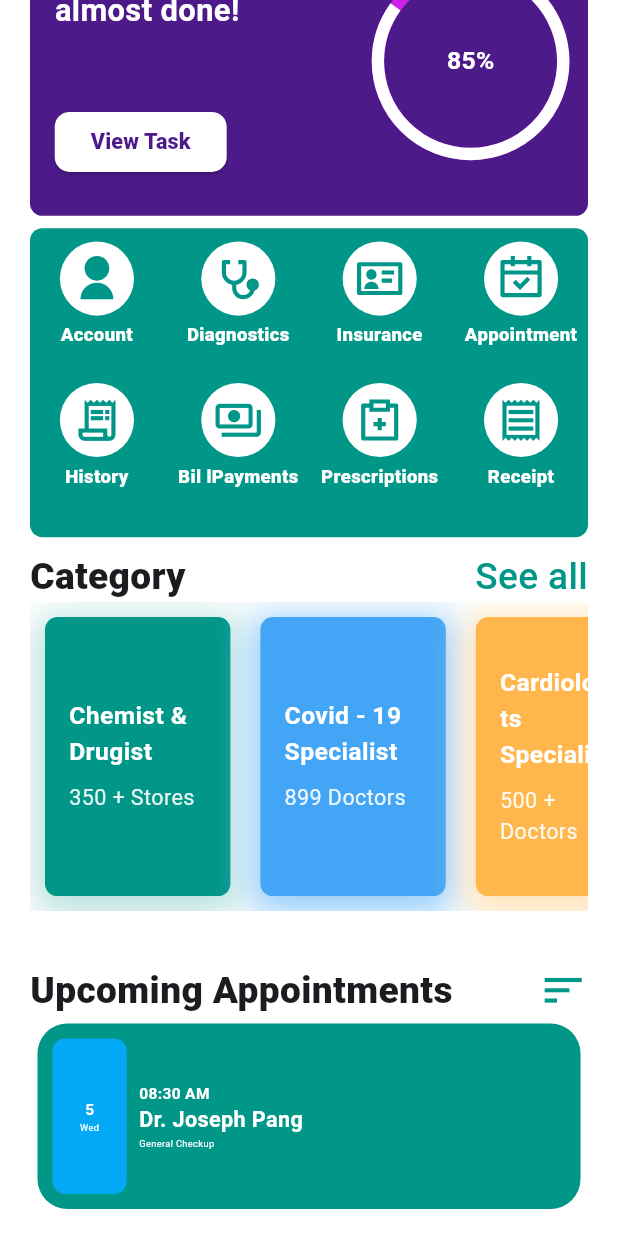
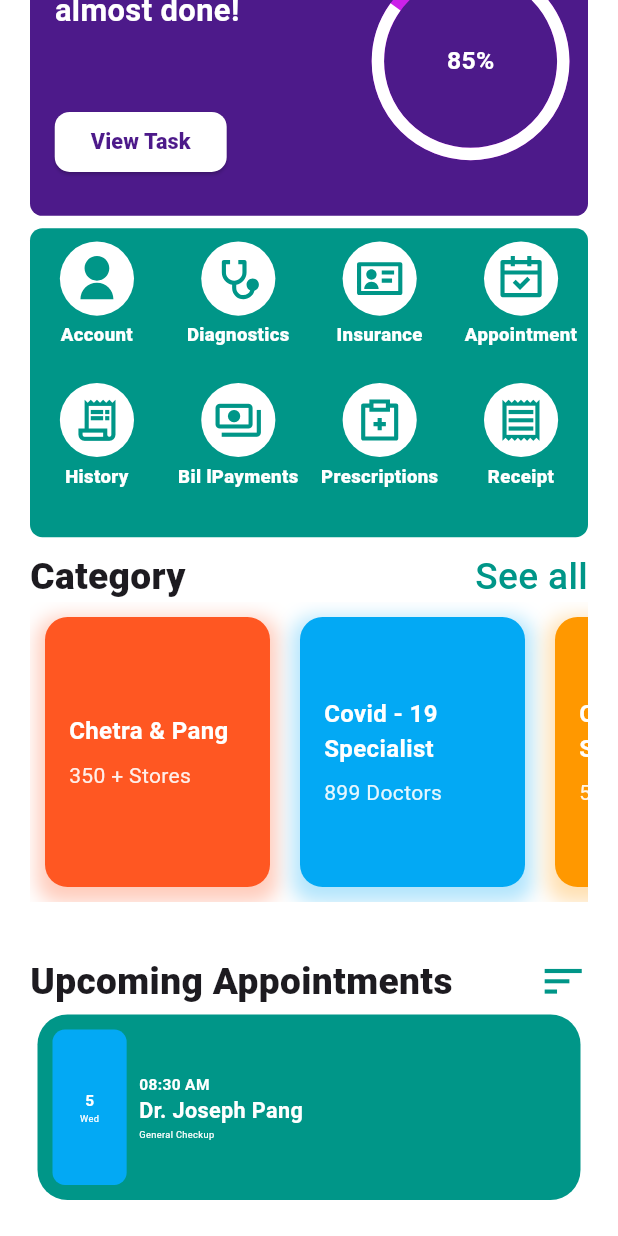
Before and after one commit to HongEngVathana/Hoapital, a Flutter app: the HomeScreen screen opened directly, scrolled down 482 dp, on a phone screen of 412 x 824 dp. Run offline on Flutter 3.47's test engine with Material 3 defaults, Android fonts, the light colour scheme and no system bars; our stand-ins replace carousel_slider, image_picker, lottie, persistent_bottom_nav_bar, remixicon; network calls fail.

Commit message:
updated mock category data json at home screen

```diff
--- /dev/null
+++ b/lib/assets/jsons/mock_category_data.json
@@ -0,0 +1,32 @@
+[
+  {
+    "title": "Chetra & Pang",
+    "subtitle": "350 + Stores",
+    "color": "#FF5722",
+    "lightColor": "#FFCCBC"
+  },
+  {
+    "title": "Covid - 19 Specialist",
+    "subtitle": "899 Doctors",
+    "color": "#03A9F4",
+    "lightColor": "#B3E5FC"
+  },
+  {
+    "title": "Cardiologists Specialist",
+    "subtitle": "500 + Doctors",
+    "color": "#FF9800",
+    "lightColor": "#FFE0B2"
+  },
+  {
+    "title": "Dermatologist",
+    "subtitle": "300 + Doctors",
+    "color": "#009688",
+    "lightColor": "#B2DFDB"
+  },
+  {
+    "title": "General Surgeon",
+    "subtitle": "500 + Doctors",
+    "color": "#3F51B5",
+    "lightColor": "#C5CAE9"
+  }
+]
--- /dev/null
+++ b/lib/features/auth/models/home_category_model.dart
@@ -0,0 +1,24 @@
+import 'package:flutter/material.dart';
+
+class Category {
+  final String title;
+  final String subtitle;
+  final Color color;
+  final Color lightColor;
+
+  Category({
+    required this.title,
+    required this.subtitle,
+    required this.color,
+    required this.lightColor,
+  });
+
+  factory Category.fromJson(Map<String, dynamic> json) {
+    return Category(
+      title: json['title'],
+      subtitle: json['subtitle'],
+      color: Color(int.parse(json['color'].substring(1, 7), radix: 16) + 0xFF000000),
+      lightColor: Color(int.parse(json['lightColor'].substring(1, 7), radix: 16) + 0xFF000000),
+    );
+  }
+}
--- a/lib/features/auth/views/home_screen.dart
+++ b/lib/features/auth/views/home_screen.dart
@@ -4,12 +4,14 @@ import 'package:hospital/core/constants/app_colors.dart';
 import 'package:hospital/core/constants/app_fonts.dart';
 import 'package:hospital/core/constants/app_size.dart';
 import 'package:hospital/features/auth/models/appointment_model.dart';
+import 'package:hospital/features/auth/models/home_category_model.dart';
 import 'package:hospital/features/auth/views/Diagnostics_screen.dart';
 import 'package:hospital/features/auth/views/appointment_screen.dart';
 import 'package:hospital/features/auth/views/editProfile_screen.dart';
 import 'package:hospital/features/auth/views/insurance_screen.dart';
 import 'package:hospital/pages/todolist_page.dart';
 import 'package:hospital/services/appointment_service.dart';
+import 'package:hospital/services/home_category_service.dart';
 import 'package:hospital/widgets/home_app_bar.dart';
 import 'package:hospital/widgets/image_slider.dart';
 import 'package:hospital/widgets/search_bar.dart';
@@ -27,6 +29,8 @@ class _HomeScreenState extends State<HomeScreen> {
   int selectedIndex = 0;
 
   late Future<List<Appointment>> appointments;
+  final Future<List<Category>> categoriesFuture =
+      CategoryService.loadCategories();
 
   @override
   void initState() {
@@ -215,7 +219,9 @@ class _HomeScreenState extends State<HomeScreen> {
                       ),
                     ],
                   ),
-                _category(),
+                // Calling Category from func
+                _categorySection(categoriesFuture),
+
                 const SizedBox(height: 20),
                 if (selectedIndex == 0) const SizedBox(height: 15),
                 Row(
@@ -271,8 +277,90 @@ class _HomeScreenState extends State<HomeScreen> {
       ),
     );
   }
-  // Error: type _Map<String, dynamic> is not a subtype of type  'list<dynamic>
+  // Func Test
 
+  // For Category Card
+
+  Widget _categoryCard(String title, String subtitle,
+      {required Color color, required Color lightColor}) {
+    return Container(
+      width: 150,
+      margin: const EdgeInsets.all(10),
+      decoration: BoxDecoration(
+        color: color,
+        borderRadius: BorderRadius.circular(15),
+        boxShadow: [
+          BoxShadow(
+            color: lightColor,
+            blurRadius: 10,
+            spreadRadius: 5,
+            offset: const Offset(0, 5),
+          ),
+        ],
+      ),
+      child: Padding(
+        padding: const EdgeInsets.all(16.0),
+        child: Column(
+          mainAxisAlignment: MainAxisAlignment.center,
+          crossAxisAlignment: CrossAxisAlignment.start,
+          children: [
+            Text(
+              title,
+              style: const TextStyle(
+                color: Colors.white,
+                fontWeight: FontWeight.bold,
+                fontSize: 16,
+              ),
+            ),
+            const SizedBox(height: 8),
+            Text(
+              subtitle,
+              style: TextStyle(
+                color: Colors.white.withOpacity(0.9),
+                fontSize: 14,
+              ),
+            ),
+          ],
+        ),
+      ),
+    );
+  }
+
+  Widget _categorySection(Future<List<Category>> categoriesFuture) {
+    return FutureBuilder<List<Category>>(
+      future: categoriesFuture,
+      builder: (context, snapshot) {
+        if (snapshot.connectionState == ConnectionState.waiting) {
+          return const Center(child: CircularProgressIndicator());
+        }
+
+        if (snapshot.hasError) {
+          return Center(child: Text('Error: ${snapshot.error}'));
+        }
+
+        if (!snapshot.hasData || snapshot.data!.isEmpty) {
+          return const Center(child: Text('No categories available.'));
+        }
+
+        return SizedBox(
+          height: 200,
+          child: ListView(
+            scrollDirection: Axis.horizontal,
+            children: snapshot.data!
+                .map((category) => _categoryCard(
+                      category.title,
+                      category.subtitle,
+                      color: category.color,
+                      lightColor: category.lightColor,
+                    ))
+                .toList(),
+          ),
+        );
+      },
+    );
+  }
+
+  // org
   Widget _category() {
     return Column(
       children: <Widget>[
--- /dev/null
+++ b/lib/services/home_category_service.dart
@@ -0,0 +1,13 @@
+import 'dart:convert';
+
+import 'package:flutter/services.dart';
+import 'package:hospital/features/auth/models/home_category_model.dart';
+
+class CategoryService {
+  static Future<List<Category>> loadCategories() async {
+    final String response =
+        await rootBundle.loadString('lib/assets/jsons/mock_category_data.json');
+    final List<dynamic> data = jsonDecode(response);
+    return data.map((json) => Category.fromJson(json)).toList();
+  }
+}
--- a/pubspec.yaml
+++ b/pubspec.yaml
@@ -76,6 +76,7 @@ flutter:
     - lib/assets/jsons/billpayment_data.json
     - lib/assets/jsons/prescription_data.json
     - lib/assets/jsons/todoList_data.json
+    - lib/assets/jsons/mock_category_data.json
     - lib/assets/images/
 
   # An image asset can refer to one or more resolution-specific "variants", see
```
Also changed, not shown: 1 other file.
